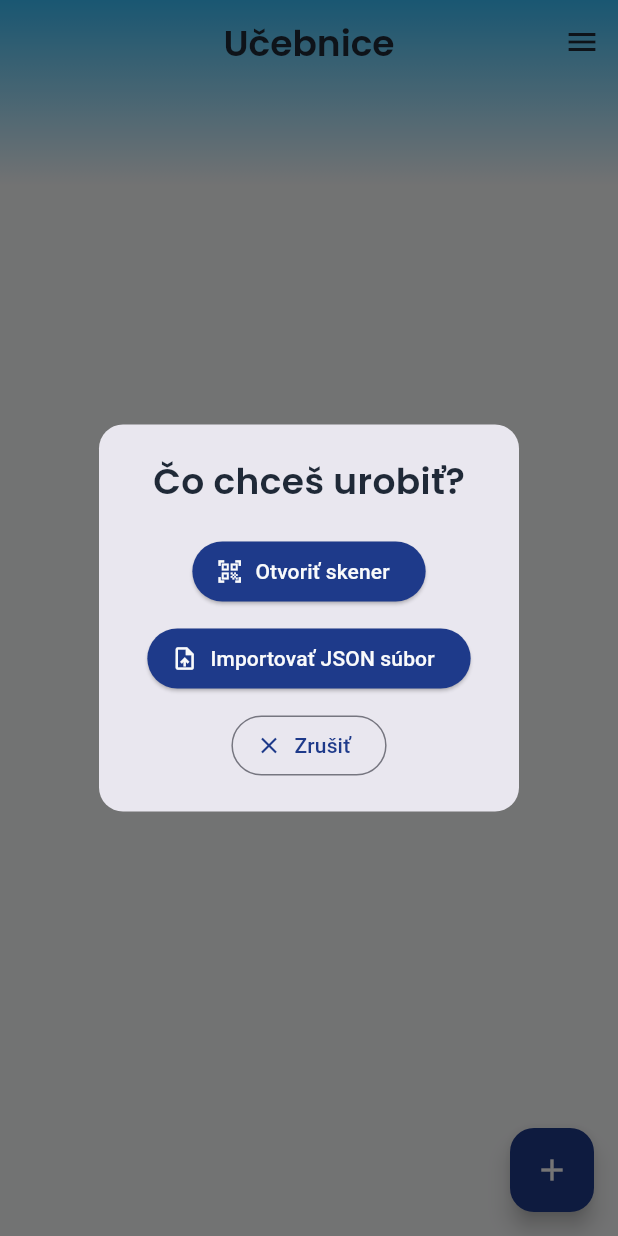
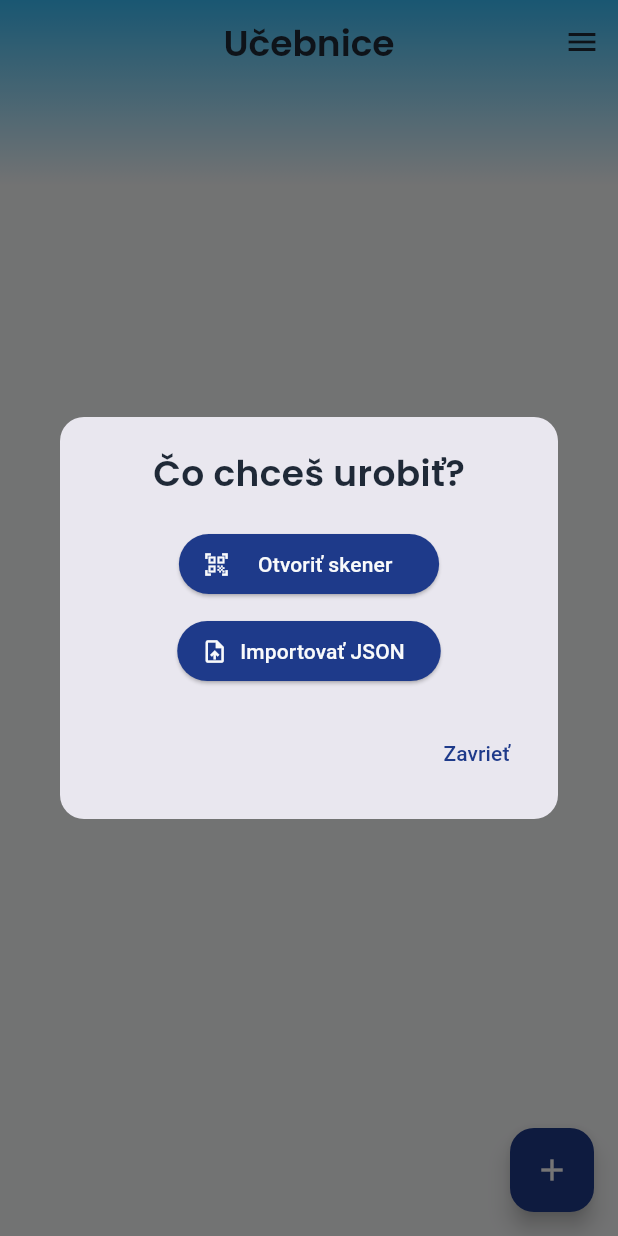
Before and after one commit to matik30/flippy, a Flutter app: the HomePage screen opened by its route, after a tap on the "add" icon, on a phone screen of 412 x 824 dp. Run offline on Flutter 3.47's test engine with Material 3 defaults, Android fonts, the phone set to English and light mode, and no system bars; our stand-ins replace cached_network_image, file_picker, go_router, shared_preferences; missing offline and left inert: mobile_scanner; accounts and stored records are empty.

Commit message:
Home screen - fixnutý seknutý image pre učebnice v kontajnery, úprava buttonov pri pridávaný učebníc pomocou skeneru/JSON (rovnaká šírka tlačidla)

```diff
--- a/lib/widgets/scan_dialog.dart
+++ b/lib/widgets/scan_dialog.dart
@@ -117,7 +117,7 @@ class ScanDialog extends StatelessWidget {
             context.go('/qr');
           },
           icon: const Icon(Icons.qr_code_scanner),
-              label: const Text('Otvoriť skener'),
+          label: const Text('   Otvoriť skener  '),
         ),
 
         const SizedBox(height: 10),
@@ -125,19 +125,22 @@ class ScanDialog extends StatelessWidget {
         ElevatedButton.icon(
           onPressed: () => _pickFileAndSave(context),
           icon: const Icon(Icons.upload_file),
-              label: const Text('Importovať JSON súbor'),
+          label: const Text('Importovať JSON'),
         ),
 
-            const SizedBox(height: 10),
+        const SizedBox(height: 20),
 
-            OutlinedButton.icon(
+        Align(
+          alignment: Alignment.bottomRight,
+          child: TextButton(
             onPressed: () => Navigator.of(context).pop(),
-              icon: const Icon(Icons.close),
-              label: const Text('Zrušiť'),
+            child: const Text('Zavrieť'),
+          ),
         ),
       ],
     ),
   ),
 );
+
   }
 }
--- a/pubspec.yaml
+++ b/pubspec.yaml
@@ -34,7 +34,6 @@ flutter:
     - assets/images/
     - assets/images/words/
     - assets/images/logo/
-    - assets/packages/
     - assets/fonts/
     - assets/data/
   fonts:
```
Also changed, not shown: lib/features/home/home_screen.dart (+3 -7 lines). Lines whose indentation alone changed are shown as unchanged.
